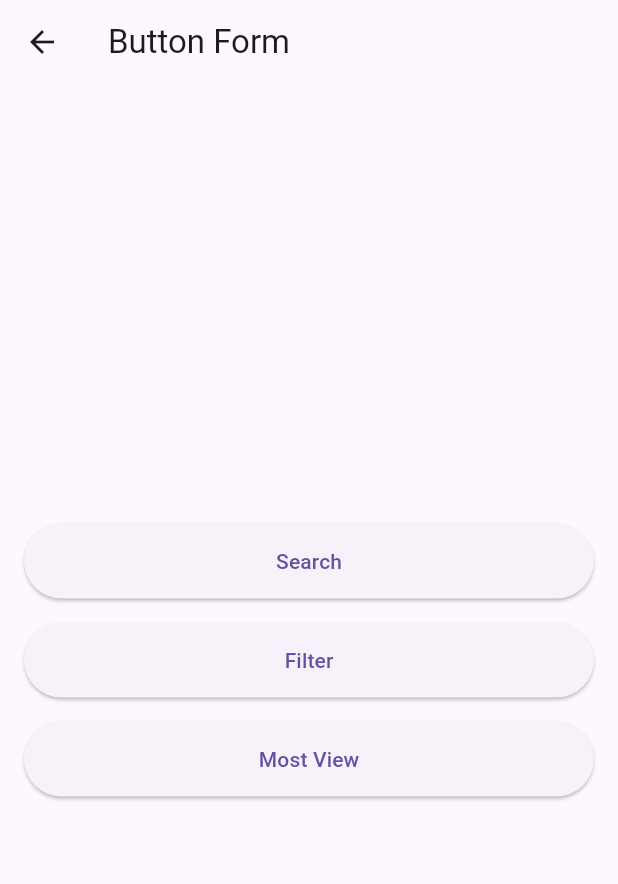
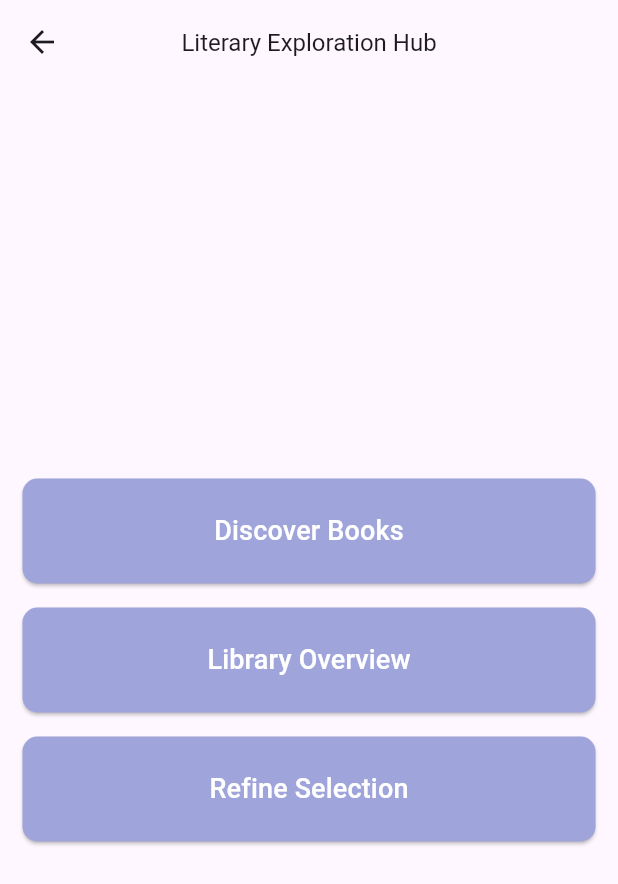
Before and after one commit to MiyurangaDananjana/Flutter_library_App, a Flutter app: the Home screen opened directly, on a phone screen of 412 x 824 dp. Shown: the top 884 px of the screen. Run offline on Flutter 3.47's test engine with Material 3 defaults, Android fonts, the light colour scheme and no system bars; our stand-ins replace flutter_secure_storage; accounts and stored records are empty.

Commit message:
Change names and change UI

```diff
--- a/lib/src/screen/home_screen.dart
+++ b/lib/src/screen/components/discover_books.dart
@@ -1,11 +1,11 @@
 import 'package:flutter/material.dart';
 
-class HomeScreen extends StatefulWidget {
+class discover_books extends StatefulWidget {
   @override
   _HomeScreenState createState() => _HomeScreenState();
 }
 
-class _HomeScreenState extends State<HomeScreen> {
+class _HomeScreenState extends State<discover_books> {
   final List<Map<String, dynamic>> _allUsers = [
     {"id": 1, "name": "Andy", "age": 29},
     {"id": 2, "name": "Aragon", "age": 40},
@@ -49,9 +49,10 @@ class _HomeScreenState extends State<HomeScreen> {
     return Scaffold(
       appBar: AppBar(
         title: const Text(
-          'Search Listview',
+          'Discover Books',
           style: TextStyle(fontSize: 15),
         ),
+        centerTitle: true,
       ),
       body: Padding(
         padding: const EdgeInsets.all(10),
--- a/lib/src/screen/components/my_form.dart
+++ /dev/null
@@ -1,47 +0,0 @@
-import 'package:flutter/material.dart';
-
-class MyForm extends StatelessWidget {
-  @override
-  Widget build(BuildContext context) {
-    return Padding(
-      padding: const EdgeInsets.all(16.0),
-      child: Column(
-        mainAxisAlignment: MainAxisAlignment.center,
-        children: [
-          ElevatedButton(
-            onPressed: () {
-              // Handle Search button click
-              print('Search button clicked');
-            },
-            child: Text('Search'),
-            style: ElevatedButton.styleFrom(
-              minimumSize: Size(double.infinity, 50),
-            ),
-          ),
-          SizedBox(height: 16),
-          ElevatedButton(
-            onPressed: () {
-              // Handle Filter button click
-              print('Filter button clicked');
-            },
-            child: Text('Filter'),
-            style: ElevatedButton.styleFrom(
-              minimumSize: Size(double.infinity, 50),
-            ),
-          ),
-          SizedBox(height: 16),
-          ElevatedButton(
-            onPressed: () {
-              // Handle Most View button click
-              print('Most View button clicked');
-            },
-            child: Text('Most View'),
-            style: ElevatedButton.styleFrom(
-              minimumSize: Size(double.infinity, 50),
-            ),
-          ),
-        ],
-      ),
-    );
-  }
-}
--- /dev/null
+++ b/lib/src/screen/components/selection.dart
@@ -0,0 +1,68 @@
+import 'package:flutter/material.dart';
+import './discover_books.dart';
+
+class selection extends StatelessWidget {
+  @override
+  Widget build(BuildContext context) {
+    return Padding(
+      padding: const EdgeInsets.all(15.0),
+      child: Column(
+        mainAxisAlignment: MainAxisAlignment.center,
+        children: [
+          ElevatedButton(
+            onPressed: () {
+              Navigator.push(
+                context,
+                MaterialPageRoute(builder: (context) => discover_books()),
+              );
+            },
+            child: Text(
+              'Discover Books',
+              style: TextStyle(fontSize: 18.0, color: Colors.white),
+            ),
+            style: ElevatedButton.styleFrom(
+                minimumSize: Size(double.infinity, 70),
+                shape: RoundedRectangleBorder(
+                  borderRadius: BorderRadius.circular(10.0),
+                ),
+                backgroundColor: Color(0xFF9FA4DB)),
+          ),
+          SizedBox(height: 16),
+          ElevatedButton(
+            onPressed: () {
+              // Handle Filter button click
+              print('Filter button clicked');
+            },
+            child: Text(
+              'Library Overview',
+              style: TextStyle(fontSize: 18.0, color: Colors.white),
+            ),
+            style: ElevatedButton.styleFrom(
+                minimumSize: Size(double.infinity, 70),
+                shape: RoundedRectangleBorder(
+                  borderRadius: BorderRadius.circular(10.0),
+                ),
+                backgroundColor: Color(0xFF9FA4DB)),
+          ),
+          SizedBox(height: 16),
+          ElevatedButton(
+            onPressed: () {
+              // Handle Most View button click
+              print('Most View button clicked');
+            },
+            child: Text(
+              'Refine Selection',
+              style: TextStyle(fontSize: 18.0, color: Colors.white),
+            ),
+            style: ElevatedButton.styleFrom(
+                minimumSize: Size(double.infinity, 70),
+                shape: RoundedRectangleBorder(
+                  borderRadius: BorderRadius.circular(10.0),
+                ),
+                backgroundColor: Color(0xFF9FA4DB)),
+          ),
+        ],
+      ),
+    );
+  }
+}
--- a/lib/src/screen/home.dart
+++ b/lib/src/screen/home.dart
@@ -1,15 +1,16 @@
-
 import 'package:flutter/material.dart';
-import './components/my_form.dart';
+import './components/selection.dart';
 
 class Home extends StatelessWidget {
   @override
   Widget build(BuildContext context) {
     return Scaffold(
       appBar: AppBar(
-        title: Text('Button Form'),
+        title:
+            Text('Literary Exploration Hub', style: TextStyle(fontSize: 16.0)),
+        centerTitle: true,
       ),
-      body: MyForm(),
+      body: selection(),
     );
   }
 }
```
